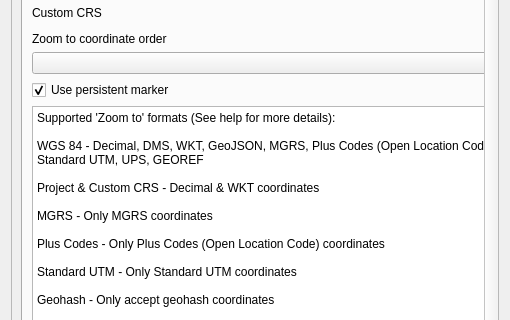
This is ui/latLonSettings.ui in NationalSecurityAgency/qgis-latlontools-plugin as Qt 5 draws it before an edit; both pictures show x 0 to 510 and y 98 to 418 of the 510 by 771 pixel window. The edited form follows.
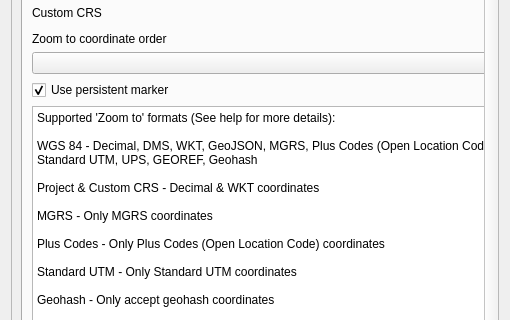
This is the edited form. The open tabs and pages were chosen to show the change. Custom widgets are drawn as their Qt base class.

Commit message: Added geohash to auto detect in zoom to dialog

The edit to the form file:
```diff
--- a/ui/latLonSettings.ui
+++ b/ui/latLonSettings.ui
@@ -416,7 +416,7 @@
              <property name="plainText">
               <string>Supported 'Zoom to' formats (See help for more details):
 
-WGS 84 - Decimal, DMS, WKT, GeoJSON, MGRS, Plus Codes (Open Location Code), Standard UTM, UPS, GEOREF
+WGS 84 - Decimal, DMS, WKT, GeoJSON, MGRS, Plus Codes (Open Location Code), Standard UTM, UPS, GEOREF, Geohash
 
 Project &amp; Custom CRS - Decimal &amp; WKT coordinates
 
```
The commit also changes 6 other files.
